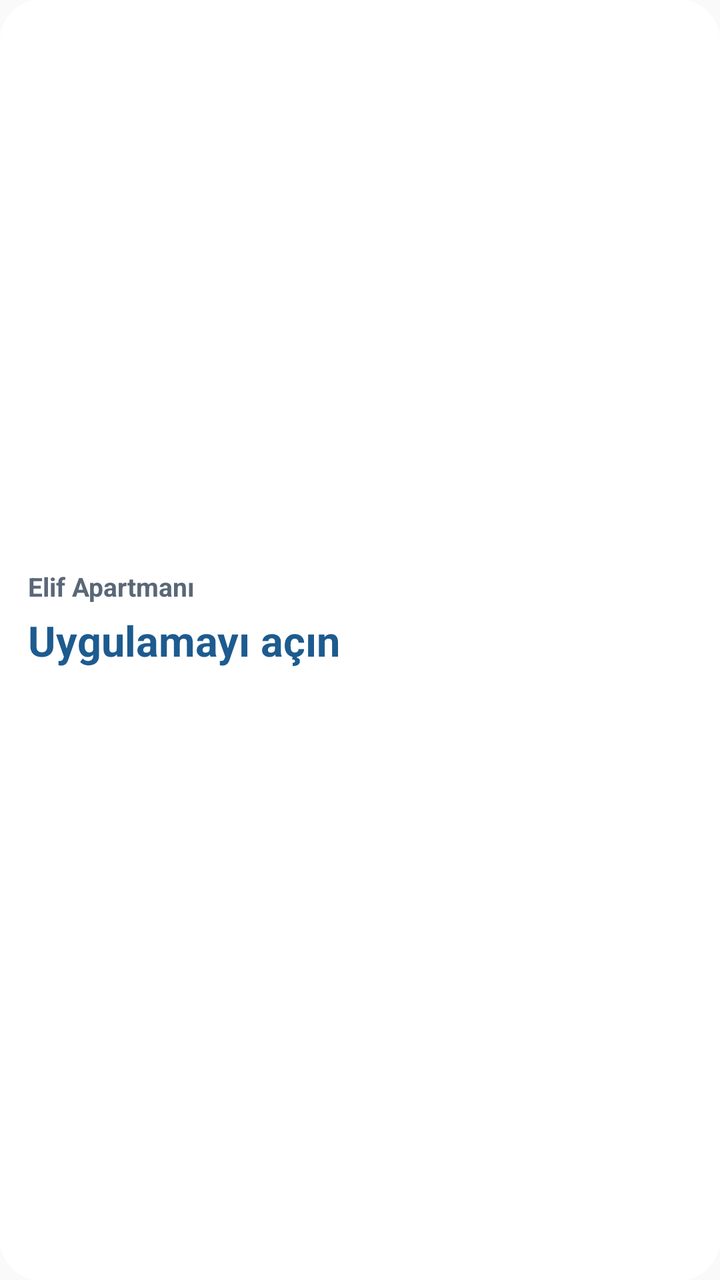
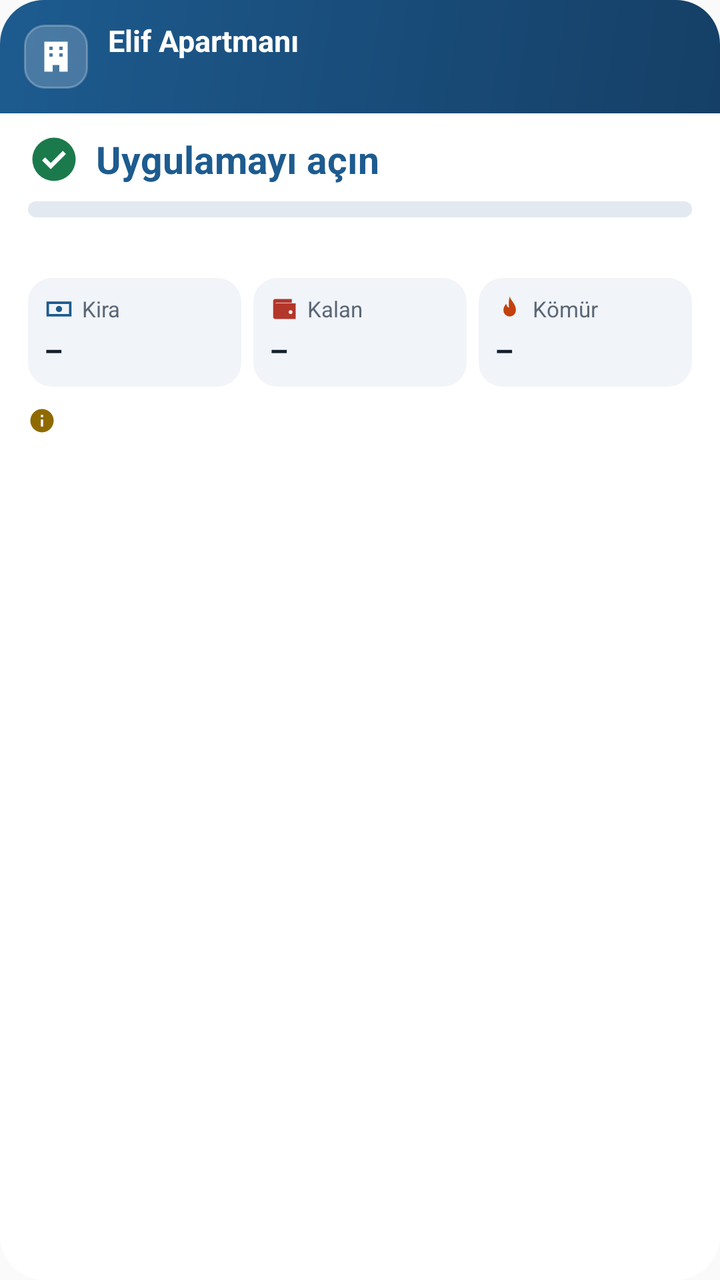

The first picture is an Android layout as it rendered before a commit; the second is the same layout after the commit. The layout source and the unified diff follow.
<!-- AndroidManifest.xml: application theme android:Theme.Material.Light.NoActionBar -->
<!-- res/layout/widget.xml -->
<?xml version="1.0" encoding="utf-8"?>
<LinearLayout xmlns:android="http://schemas.android.com/apk/res/android"
    android:id="@+id/w_kok"
    android:layout_width="match_parent"
    android:layout_height="match_parent"
    android:orientation="vertical"
    android:gravity="center_vertical"
    android:padding="14dp"
    android:background="@drawable/widget_bg">

    <LinearLayout
        android:layout_width="match_parent"
        android:layout_height="wrap_content"
        android:orientation="horizontal">
        <TextView
            android:id="@+id/w_ust"
            android:layout_width="0dp"
            android:layout_weight="1"
            android:layout_height="wrap_content"
            android:text="Elif Apartmanı"
            android:textColor="#5A6777"
            android:textSize="13sp"
            android:textStyle="bold"
            android:maxLines="1" />
        <TextView
            android:id="@+id/w_saat"
            android:layout_width="wrap_content"
            android:layout_height="wrap_content"
            android:textColor="#8A96A5"
            android:textSize="11sp" />
    </LinearLayout>

    <TextView
        android:id="@+id/w_buyuk"
        android:layout_width="match_parent"
        android:layout_height="wrap_content"
        android:layout_marginTop="4dp"
        android:text="Uygulamayı açın"
        android:textColor="#1D5B8F"
        android:textSize="21sp"
        android:textStyle="bold"
        android:maxLines="2" />

    <TextView
        android:id="@+id/w_alt"
        android:layout_width="match_parent"
        android:layout_height="wrap_content"
        android:layout_marginTop="2dp"
        android:textColor="#15202D"
        android:textSize="14sp"
        android:maxLines="2" />
</LinearLayout>
<!-- resources referenced by this layout -->
<resources>
  <!-- drawable widget_bg (drawable) -->
  <?xml version="1.0" encoding="utf-8"?>
  <shape xmlns:android="http://schemas.android.com/apk/res/android" android:shape="rectangle">
      <solid android:color="#FFFFFFFF" />
      <corners android:radius="20dp" />
  </shape>
</resources>

<!-- the commit's change to res/layout/widget.xml (unified diff, before → after) -->
@@ -4,49 +4,96 @@
     android:layout_width="match_parent"
     android:layout_height="match_parent"
     android:orientation="vertical"
-    android:gravity="center_vertical"
-    android:padding="14dp"
     android:background="@drawable/widget_bg">
 
     <LinearLayout
-        android:layout_width="match_parent"
-        android:layout_height="wrap_content"
-        android:orientation="horizontal">
-        <TextView
-            android:id="@+id/w_ust"
-            android:layout_width="0dp"
-            android:layout_weight="1"
-            android:layout_height="wrap_content"
-            android:text="Elif Apartmanı"
-            android:textColor="#5A6777"
-            android:textSize="13sp"
-            android:textStyle="bold"
-            android:maxLines="1" />
-        <TextView
-            android:id="@+id/w_saat"
-            android:layout_width="wrap_content"
-            android:layout_height="wrap_content"
-            android:textColor="#8A96A5"
-            android:textSize="11sp" />
+        android:layout_width="match_parent" android:layout_height="wrap_content"
+        android:orientation="horizontal" android:gravity="center_vertical"
+        android:paddingStart="12dp" android:paddingEnd="14dp" android:paddingTop="10dp" android:paddingBottom="10dp"
+        android:background="@drawable/widget_ust_bg">
+        <ImageView
+            android:layout_width="32dp" android:layout_height="32dp" android:padding="6dp"
+            android:background="@drawable/widget_logo_bg" android:src="@drawable/ic_w_bina" />
+        <LinearLayout
+            android:layout_width="0dp" android:layout_height="wrap_content" android:layout_weight="1"
+            android:layout_marginStart="10dp" android:orientation="vertical">
+            <TextView android:layout_width="wrap_content" android:layout_height="wrap_content"
+                android:text="Elif Apartmanı" android:textColor="#FFFFFFFF" android:textSize="15sp" android:textStyle="bold" android:maxLines="1" />
+            <TextView android:id="@+id/w_ay" android:layout_width="wrap_content" android:layout_height="wrap_content"
+                android:text="" android:textColor="#CCFFFFFF" android:textSize="12sp" android:maxLines="1" />
+        </LinearLayout>
+        <TextView android:id="@+id/w_saat" android:layout_width="wrap_content" android:layout_height="wrap_content"
+            android:textColor="#B3FFFFFF" android:textSize="11sp" />
     </LinearLayout>
 
-    <TextView
-        android:id="@+id/w_buyuk"
-        android:layout_width="match_parent"
-        android:layout_height="wrap_content"
-        android:layout_marginTop="4dp"
-        android:text="Uygulamayı açın"
-        android:textColor="#1D5B8F"
-        android:textSize="21sp"
-        android:textStyle="bold"
-        android:maxLines="2" />
+    <LinearLayout
+        android:layout_width="match_parent" android:layout_height="wrap_content"
+        android:orientation="vertical" android:paddingStart="14dp" android:paddingEnd="14dp" android:paddingTop="10dp" android:paddingBottom="12dp">
 
-    <TextView
-        android:id="@+id/w_alt"
-        android:layout_width="match_parent"
-        android:layout_height="wrap_content"
-        android:layout_marginTop="2dp"
-        android:textColor="#15202D"
-        android:textSize="14sp"
-        android:maxLines="2" />
+        <LinearLayout android:layout_width="match_parent" android:layout_height="wrap_content" android:orientation="horizontal" android:gravity="center_vertical">
+            <ImageView android:id="@+id/w_durum_ik" android:layout_width="26dp" android:layout_height="26dp" android:src="@drawable/ic_w_ok" />
+            <TextView android:id="@+id/w_buyuk" android:layout_width="0dp" android:layout_height="wrap_content" android:layout_weight="1"
+                android:layout_marginStart="8dp" android:text="Uygulamayı açın" android:textColor="#FF1D5B8F" android:textSize="19sp" android:textStyle="bold" android:maxLines="1" />
+            <TextView android:id="@+id/w_yuzde" android:layout_width="wrap_content" android:layout_height="wrap_content"
+                android:textColor="#FF15202D" android:textSize="15sp" android:textStyle="bold" />
+        </LinearLayout>
+
+        <ProgressBar android:id="@+id/w_bar" style="?android:attr/progressBarStyleHorizontal"
+            android:layout_width="match_parent" android:layout_height="8dp" android:layout_marginTop="8dp"
+            android:max="100" android:progress="0" android:progressDrawable="@drawable/widget_bar" />
+        <TextView android:id="@+id/w_bar_yazi" android:layout_width="match_parent" android:layout_height="wrap_content"
+            android:layout_marginTop="4dp" android:textColor="#FF5A6777" android:textSize="12sp" android:maxLines="1" />
+
+        <LinearLayout android:layout_width="match_parent" android:layout_height="wrap_content" android:layout_marginTop="10dp" android:orientation="horizontal">
+
+        <LinearLayout
+            android:layout_width="0dp" android:layout_height="wrap_content" android:layout_weight="1"
+            
+            android:orientation="vertical" android:padding="8dp" android:background="@drawable/widget_kutu_bg">
+            <LinearLayout android:layout_width="match_parent" android:layout_height="wrap_content" android:orientation="horizontal" android:gravity="center_vertical">
+                <ImageView android:id="@+id/w_k1_ik" android:layout_width="15dp" android:layout_height="15dp" android:src="@drawable/ic_w_para" />
+                <TextView android:id="@+id/w_k1_etiket" android:layout_width="wrap_content" android:layout_height="wrap_content"
+                    android:layout_marginStart="4dp" android:text="Kira" android:textColor="#FF5A6777" android:textSize="11sp" android:maxLines="1" />
+            </LinearLayout>
+            <TextView android:id="@+id/w_k1_deger" android:layout_width="match_parent" android:layout_height="wrap_content"
+                android:layout_marginTop="3dp" android:text="–" android:textColor="#FF15202D" android:textSize="15sp" android:textStyle="bold"
+                android:maxLines="1" android:autoSizeTextType="uniform" android:autoSizeMinTextSize="10sp" android:autoSizeMaxTextSize="15sp" />
+        </LinearLayout>
+
+        <LinearLayout
+            android:layout_width="0dp" android:layout_height="wrap_content" android:layout_weight="1"
+            android:layout_marginStart="6dp"
+            android:orientation="vertical" android:padding="8dp" android:background="@drawable/widget_kutu_bg">
+            <LinearLayout android:layout_width="match_parent" android:layout_height="wrap_content" android:orientation="horizontal" android:gravity="center_vertical">
+                <ImageView android:id="@+id/w_k2_ik" android:layout_width="15dp" android:layout_height="15dp" android:src="@drawable/ic_w_cuzdan" />
+                <TextView android:id="@+id/w_k2_etiket" android:layout_width="wrap_content" android:layout_height="wrap_content"
+                    android:layout_marginStart="4dp" android:text="Kalan" android:textColor="#FF5A6777" android:textSize="11sp" android:maxLines="1" />
+            </LinearLayout>
+            <TextView android:id="@+id/w_k2_deger" android:layout_width="match_parent" android:layout_height="wrap_content"
+                android:layout_marginTop="3dp" android:text="–" android:textColor="#FF15202D" android:textSize="15sp" android:textStyle="bold"
+                android:maxLines="1" android:autoSizeTextType="uniform" android:autoSizeMinTextSize="10sp" android:autoSizeMaxTextSize="15sp" />
+        </LinearLayout>
+
+        <LinearLayout
+            android:layout_width="0dp" android:layout_height="wrap_content" android:layout_weight="1"
+            android:layout_marginStart="6dp"
+            android:orientation="vertical" android:padding="8dp" android:background="@drawable/widget_kutu_bg">
+            <LinearLayout android:layout_width="match_parent" android:layout_height="wrap_content" android:orientation="horizontal" android:gravity="center_vertical">
+                <ImageView android:id="@+id/w_k3_ik" android:layout_width="15dp" android:layout_height="15dp" android:src="@drawable/ic_w_alev" />
+                <TextView android:id="@+id/w_k3_etiket" android:layout_width="wrap_content" android:layout_height="wrap_content"
+                    android:layout_marginStart="4dp" android:text="Kömür" android:textColor="#FF5A6777" android:textSize="11sp" android:maxLines="1" />
+            </LinearLayout>
+            <TextView android:id="@+id/w_k3_deger" android:layout_width="match_parent" android:layout_height="wrap_content"
+                android:layout_marginTop="3dp" android:text="–" android:textColor="#FF15202D" android:textSize="15sp" android:textStyle="bold"
+                android:maxLines="1" android:autoSizeTextType="uniform" android:autoSizeMinTextSize="10sp" android:autoSizeMaxTextSize="15sp" />
+        </LinearLayout>
+        </LinearLayout>
+
+        <LinearLayout android:id="@+id/w_alt_satir" android:layout_width="match_parent" android:layout_height="wrap_content"
+            android:layout_marginTop="9dp" android:orientation="horizontal" android:gravity="center_vertical">
+            <ImageView android:layout_width="14dp" android:layout_height="14dp" android:src="@drawable/ic_w_bilgi" />
+            <TextView android:id="@+id/w_alt" android:layout_width="0dp" android:layout_height="wrap_content" android:layout_weight="1"
+                android:layout_marginStart="5dp" android:textColor="#FF15202D" android:textSize="12sp" android:maxLines="2" />
+        </LinearLayout>
+    </LinearLayout>
 </LinearLayout>
<!-- resource entries referenced after the edit -->
@@ -1,10 +1,75 @@
 <!-- resources referenced by this layout -->
 <resources>
+  <!-- drawable ic_w_alev (drawable) -->
+  <?xml version="1.0" encoding="utf-8"?>
+  <vector xmlns:android="http://schemas.android.com/apk/res/android"
+      android:width="24dp" android:height="24dp" android:viewportWidth="24" android:viewportHeight="24">
+      <path android:fillColor="#FFC2410C" android:pathData="M12 2c1 3.5 5 6 5 11a5 5 0 0 1-10 0c0-2.2 1-3.8 2.2-5.2.3 1.6 1.1 2.7 2.3 3.2C11 8.5 11.3 5 12 2z" />
+  </vector>
+  <!-- drawable ic_w_bilgi (drawable) -->
+  <?xml version="1.0" encoding="utf-8"?>
+  <vector xmlns:android="http://schemas.android.com/apk/res/android"
+      android:width="24dp" android:height="24dp" android:viewportWidth="24" android:viewportHeight="24">
+      <path android:fillColor="#FF8F6A00" android:pathData="M12 2a10 10 0 1 0 0 20 10 10 0 0 0 0-20zm1 15h-2v-6h2v6zm0-8h-2V7h2v2z" />
+  </vector>
+  <!-- drawable ic_w_bina (drawable) -->
+  <?xml version="1.0" encoding="utf-8"?>
+  <vector xmlns:android="http://schemas.android.com/apk/res/android"
+      android:width="24dp" android:height="24dp" android:viewportWidth="24" android:viewportHeight="24">
+      <path android:fillColor="#FFFFFFFF" android:pathData="M5 3h14v18h-5v-4h-4v4H5V3zm3 3v2h2V6H8zm6 0v2h2V6h-2zm-6 4v2h2v-2H8zm6 0v2h2v-2h-2z" />
+  </vector>
+  <!-- drawable ic_w_cuzdan (drawable) -->
+  <?xml version="1.0" encoding="utf-8"?>
+  <vector xmlns:android="http://schemas.android.com/apk/res/android"
+      android:width="24dp" android:height="24dp" android:viewportWidth="24" android:viewportHeight="24">
+      <path android:fillColor="#FFB3362A" android:pathData="M3 6a2 2 0 0 1 2-2h13v3H5v.5h16V20H5a2 2 0 0 1-2-2V6zm14 7a1.5 1.5 0 1 0 0 3 1.5 1.5 0 0 0 0-3z" />
+  </vector>
+  <!-- drawable ic_w_ok (drawable) -->
+  <?xml version="1.0" encoding="utf-8"?>
+  <vector xmlns:android="http://schemas.android.com/apk/res/android"
+      android:width="24dp" android:height="24dp" android:viewportWidth="24" android:viewportHeight="24">
+      <path android:fillColor="#FF1B7A4C" android:pathData="M12 2a10 10 0 1 0 0 20 10 10 0 0 0 0-20zm-1.5 14.5-4-4 1.4-1.4 2.6 2.6 5.6-5.6 1.4 1.4-7 7z" />
+  </vector>
+  <!-- drawable ic_w_para (drawable) -->
+  <?xml version="1.0" encoding="utf-8"?>
+  <vector xmlns:android="http://schemas.android.com/apk/res/android"
+      android:width="24dp" android:height="24dp" android:viewportWidth="24" android:viewportHeight="24">
+      <path android:fillColor="#FF1D5B8F" android:pathData="M2 6h20v12H2V6zm2 2v8h16V8H4zm8 1.5a2.5 2.5 0 1 1 0 5 2.5 2.5 0 0 1 0-5z" />
+  </vector>
+  <!-- drawable widget_bar (drawable) -->
+  <?xml version="1.0" encoding="utf-8"?>
+  <layer-list xmlns:android="http://schemas.android.com/apk/res/android">
+      <item android:id="@android:id/background">
+          <shape><solid android:color="#FFE3E9F0" /><corners android:radius="5dp" /></shape>
+      </item>
+      <item android:id="@android:id/progress">
+          <clip><shape><solid android:color="#FF1B7A4C" /><corners android:radius="5dp" /></shape></clip>
+      </item>
+  </layer-list>
   <!-- drawable widget_bg (drawable) -->
   <?xml version="1.0" encoding="utf-8"?>
   <shape xmlns:android="http://schemas.android.com/apk/res/android" android:shape="rectangle">
       <solid android:color="#FFFFFFFF" />
-      <corners android:radius="20dp" />
+      <corners android:radius="22dp" />
+  </shape>
+  <!-- drawable widget_kutu_bg (drawable) -->
+  <?xml version="1.0" encoding="utf-8"?>
+  <shape xmlns:android="http://schemas.android.com/apk/res/android" android:shape="rectangle">
+      <solid android:color="#FFF1F4F8" />
+      <corners android:radius="12dp" />
+  </shape>
+  <!-- drawable widget_logo_bg (drawable) -->
+  <?xml version="1.0" encoding="utf-8"?>
+  <shape xmlns:android="http://schemas.android.com/apk/res/android" android:shape="rectangle">
+      <solid android:color="#33FFFFFF" />
+      <stroke android:width="1dp" android:color="#40FFFFFF" />
+      <corners android:radius="10dp" />
+  </shape>
+  <!-- drawable widget_ust_bg (drawable) -->
+  <?xml version="1.0" encoding="utf-8"?>
+  <shape xmlns:android="http://schemas.android.com/apk/res/android" android:shape="rectangle">
+      <gradient android:angle="315" android:startColor="#FF1D5B8F" android:endColor="#FF153F66" />
+      <corners android:topLeftRadius="22dp" android:topRightRadius="22dp" android:bottomLeftRadius="0dp" android:bottomRightRadius="0dp" />
   </shape>
 </resources>
 
